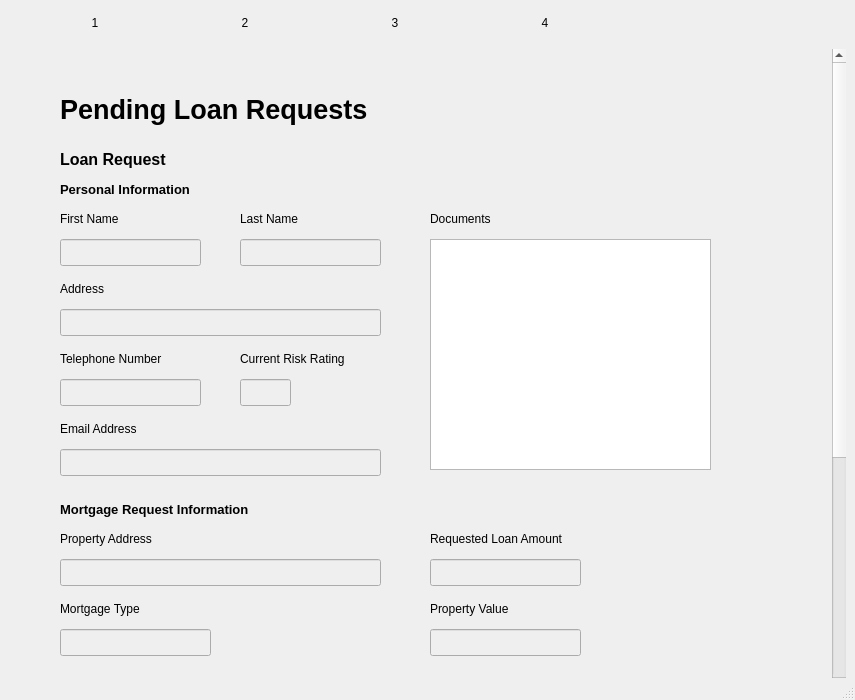
Before: the Qt Designer form ui/mainwindow.ui in Jumba/decentralized-mortgage-market, drawn with Qt 5.
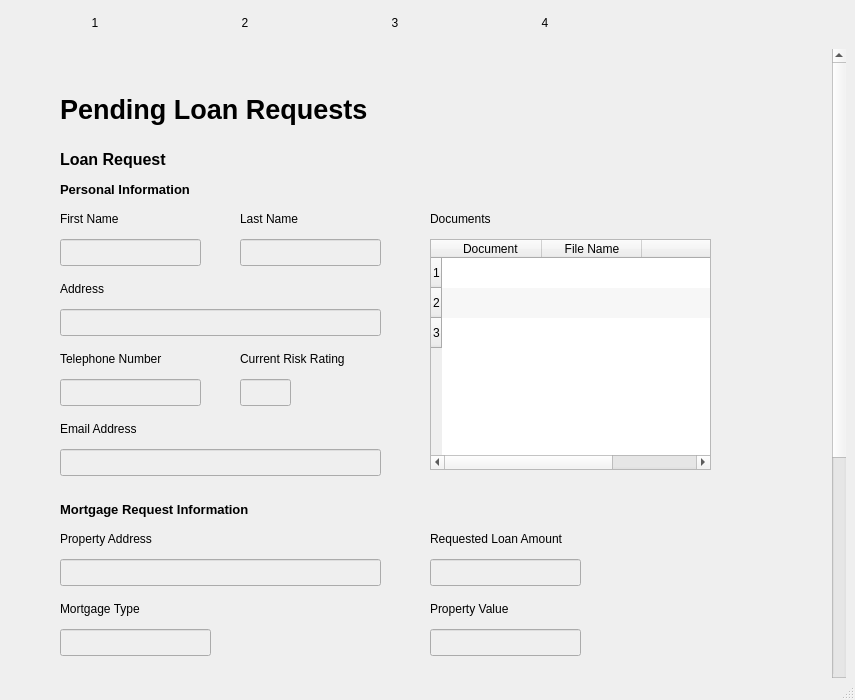
After: the same form once the commit is applied. The open tabs and pages were chosen to show the change.

Commit message: Banks can open the files that belong to a loan request throught the GUI

```diff
--- a/ui/mainwindow.ui
+++ b/ui/mainwindow.ui
@@ -1111,7 +1111,7 @@
           <rect>
            <x>0</x>
            <y>0</y>
-           <width>98</width>
+           <width>1321</width>
            <height>1000</height>
           </rect>
          </property>
@@ -1349,7 +1349,7 @@
               <string>Telephone Number</string>
              </property>
             </widget>
-            <widget class="QListView" name="fiplr2_documents_listview">
+            <widget class="QTableWidget" name="fiplr2_documents_listview">
              <property name="geometry">
               <rect>
                <x>420</x>
@@ -1358,6 +1358,48 @@
                <height>231</height>
               </rect>
              </property>
+             <property name="editTriggers">
+              <set>QAbstractItemView::NoEditTriggers</set>
+             </property>
+             <property name="alternatingRowColors">
+              <bool>true</bool>
+             </property>
+             <property name="showGrid">
+              <bool>false</bool>
+             </property>
+             <attribute name="horizontalHeaderStretchLastSection">
+              <bool>true</bool>
+             </attribute>
+             <row>
+              <property name="text">
+               <string>1</string>
+              </property>
+             </row>
+             <row>
+              <property name="text">
+               <string>2</string>
+              </property>
+             </row>
+             <row>
+              <property name="text">
+               <string>3</string>
+              </property>
+             </row>
+             <column>
+              <property name="text">
+               <string>Document </string>
+              </property>
+             </column>
+             <column>
+              <property name="text">
+               <string>File Name</string>
+              </property>
+             </column>
+             <column>
+              <property name="text">
+               <string/>
+              </property>
+             </column>
             </widget>
             <widget class="QLabel" name="fiplr2_loan_request_label">
              <property name="geometry">
```
Left out of the diff: 6 changed lines with no effect on the pictures. The commit also changes 2 other files.
